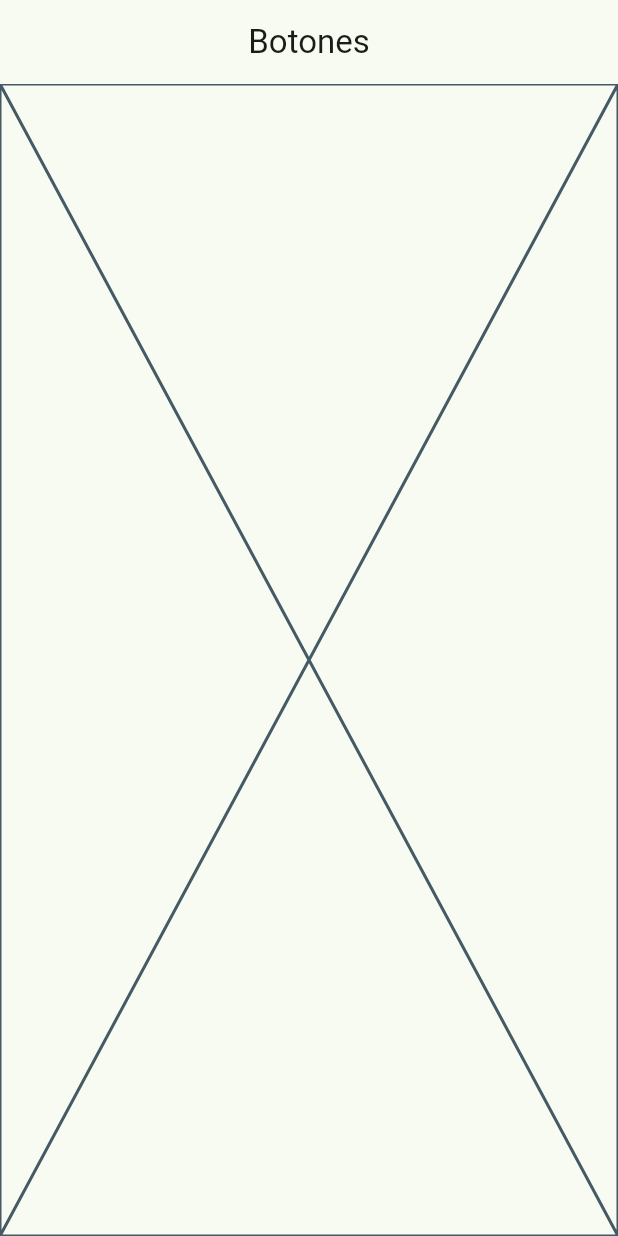
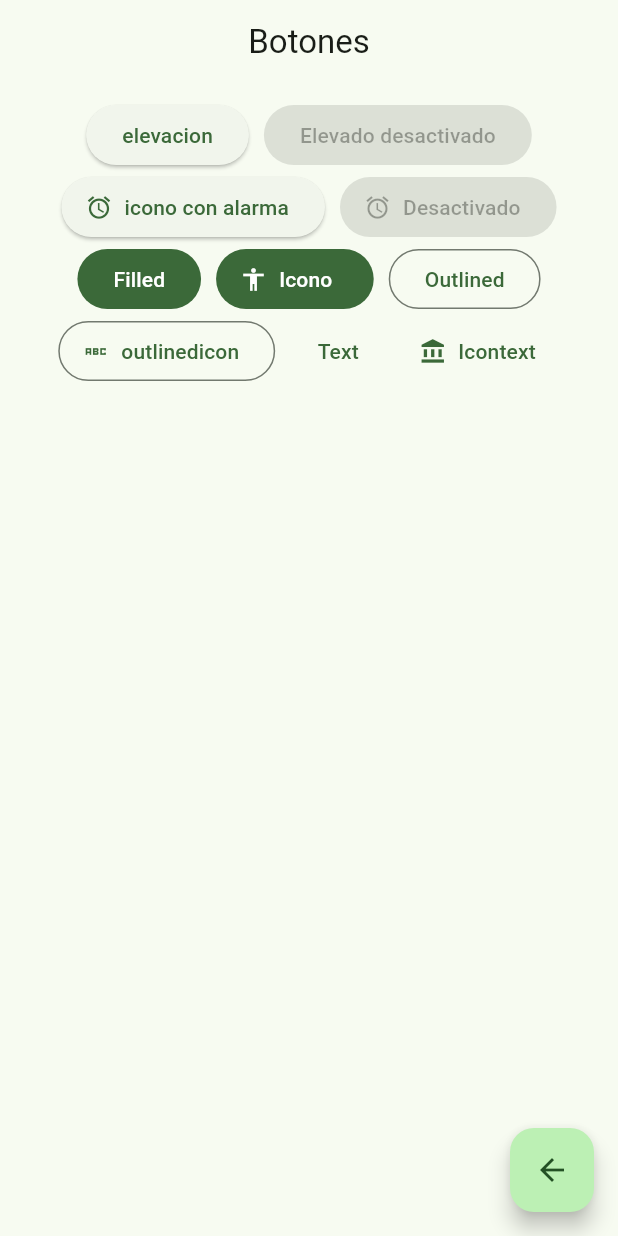
Before and after one commit to Palejandrachavez/practica3apmovil, a Flutter app: the ButtonScreen screen opened by its route, on a phone screen of 412 x 824 dp. Run offline on Flutter 3.47's test engine with Material 3 defaults, Android fonts, the phone set to English and light mode, and no system bars; our stand-ins replace go_router.

Commit message:
agregacion de botones

```diff
--- /dev/null
+++ b/lib/presentation/screens/Screens.dart
@@ -0,0 +1,11 @@
+export 'package:practica3apmovil/presentation/screens/Progress/ProgreScreen.dart';
+export 'package:practica3apmovil/presentation/screens/animated/AnimatedScreen.dart';
+export 'package:practica3apmovil/presentation/screens/buttons/ButtonScreen.dart';
+export 'package:practica3apmovil/presentation/screens/cards/CardScreen.dart';
+
+export 'package:practica3apmovil/presentation/screens/home/home.dart';
+export 'package:practica3apmovil/presentation/screens/infinitescroll/InfiniteScrollScreen.dart';
+export 'package:practica3apmovil/presentation/screens/snackbar/SnackbarScreen.dart';
+export 'package:practica3apmovil/presentation/screens/tema/TemaScreen.dart';
+export 'package:practica3apmovil/presentation/screens/tutorial/TutorialScreen.dart';
+export 'package:practica3apmovil/presentation/screens/uicontrols/UicontrolsScreen.dart';
--- a/lib/presentation/screens/buttons/ButtonScreen.dart
+++ b/lib/presentation/screens/buttons/ButtonScreen.dart
@@ -1,4 +1,5 @@
 import 'package:flutter/material.dart';
+import 'package:go_router/go_router.dart';
 
 class ButtonScreen extends StatelessWidget {
   const ButtonScreen({super.key});
@@ -8,9 +9,65 @@ class ButtonScreen extends StatelessWidget {
   Widget build(BuildContext context) {
     return Scaffold(
       appBar: AppBar(
-        title: Text("Botones"),
+        title: const Text("Botones"),
+        automaticallyImplyLeading: false,
       ),
-      body: Placeholder(),
+      body: const _ButtonsView(),
+      floatingActionButton: FloatingActionButton(
+        onPressed: () {
+          context.pop();
+        },
+        child: const Icon(Icons.arrow_back),
+      ),
     );
   }
 }
+
+class _ButtonsView extends StatelessWidget {
+  const _ButtonsView();
+
+  @override
+  Widget build(BuildContext context) {
+    return SizedBox(
+      width: double.infinity,
+      child: Padding(
+          padding: const EdgeInsets.symmetric(horizontal: 15, vertical: 10),
+          child: Wrap(
+            spacing: 10,
+            alignment: WrapAlignment.center,
+            children: [
+              ElevatedButton(onPressed: () {}, child: const Text('elevacion')),
+              const ElevatedButton(
+                  onPressed: null, child: Text('Elevado desactivado')),
+              ElevatedButton.icon(
+                onPressed: () {},
+                icon: const Icon(Icons.access_alarm),
+                label: const Text('icono con alarma'),
+              ),
+              ElevatedButton.icon(
+                onPressed: null,
+                icon: const Icon(Icons.access_alarm),
+                label: const Text('Desactivado'),
+              ),
+              FilledButton(onPressed: () {}, child: const Text('Filled')),
+              FilledButton.icon(
+                onPressed: () {},
+                icon: const Icon(Icons.accessibility),
+                label: const Text('Icono '),
+              ),
+              OutlinedButton(onPressed: () {}, child: const Text('Outlined')),
+              OutlinedButton.icon(
+                onPressed: () {},
+                icon: const Icon(Icons.abc_sharp),
+                label: const Text('outlinedicon'),
+              ),
+              TextButton(onPressed: () {}, child: const Text('Text')),
+              TextButton.icon(
+                  onPressed: () {},
+                  icon: const Icon(Icons.account_balance),
+                  label: const Text('Icontext')),
+            ],
+          )),
+    );
+  }
+}
```
Also changed, not shown: lib/config/routers/router.dart (+1 -11 lines).
